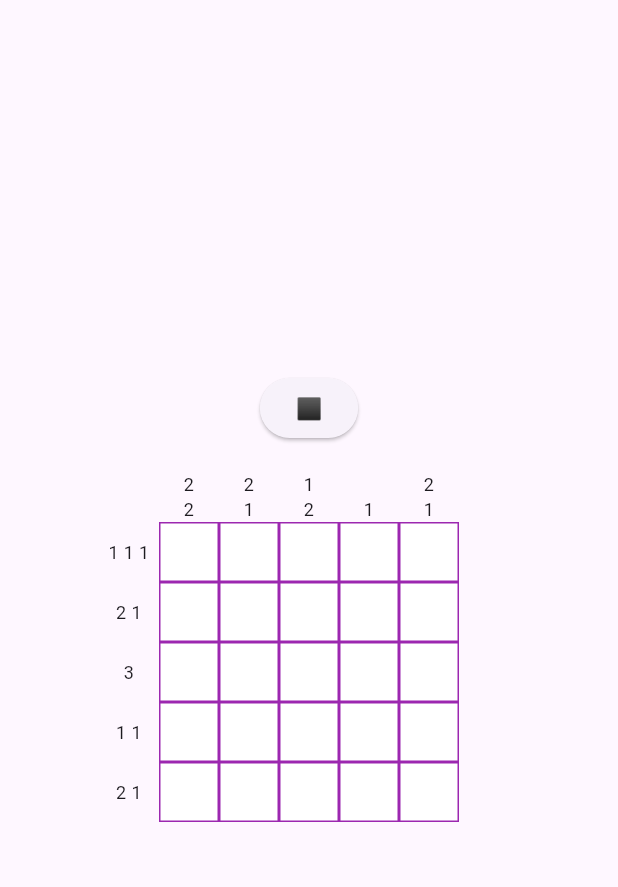
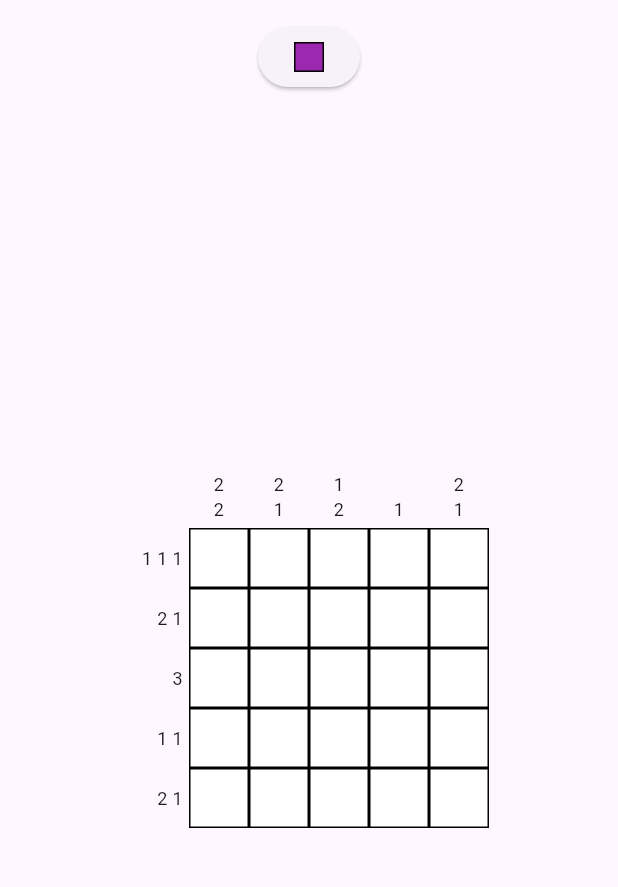
Before and after one commit to CristhianLeonMolina/picross-app, a Flutter app: the screen it shows after launch, after a tap on an icon or button, on a phone screen of 412 x 824 dp, the part 63-950 px from its top. Run offline on Flutter 3.47's test engine with Material 3 defaults, Android fonts, the phone set to English and light mode, and no system bars.

Commit message:
las partidas se pueden ampliar y mover, y estan centradas

```diff
--- a/picross_app/lib/screens/game_screen.dart
+++ b/picross_app/lib/screens/game_screen.dart
@@ -5,44 +5,81 @@ import '../widgets/picross_grid.dart';
 
 class GameScreen extends StatelessWidget {
   final List<List<int>> solution;
-  final GameState gameState;
 
-  const GameScreen({
-    super.key,
-    required this.solution,
-    required this.gameState,
-  });
+  const GameScreen({super.key, required this.solution});
 
   @override
   Widget build(BuildContext context) {
+    final gameState = Provider.of<GameState>(context); // ✅ Usamos el Provider aquí
+    //final int size = solution.length;
+
     return Scaffold(
       appBar: AppBar(title: const Text('Picross')),
-      body: Center( // Centra todo el contenido
-        child: Consumer<GameState>(
-          builder: (context, gameState, _) {
+      body: LayoutBuilder(
+        builder: (context, constraints) {
+          // Calcula la escala para que el tablero quepa en la pantalla
+          final int size = solution.length;
+          final double maxWidth = constraints.maxWidth - 40;
+          final double boardWidth = (size + 1) * 40.0;
+
+          double scaleFactor = 1.0;
+          if (boardWidth > 0 && maxWidth > 0 && boardWidth > maxWidth) {
+            scaleFactor = maxWidth / boardWidth;
+          }
+
+          // print('size: $size');
+          // print('maxWidth: $maxWidth');
+          // print('boardWidth: $boardWidth');
+          // print('scaleFactor: $scaleFactor');
+
           return Column(
-              mainAxisSize: MainAxisSize.min, // solo ocupa lo necesario
             mainAxisAlignment: MainAxisAlignment.center,
             children: [
-                // Botón de cambio de modo
-                ElevatedButton(
+              // Botón de modo (sin cambios)
+              Consumer<GameState>(
+                builder: (context, gameState, _) {
+                  return ElevatedButton(
                     onPressed: () => gameState.toggleMode(),
-                  child: Text(
-                    gameState.mode == InteractionMode.fill
-                        ? '⬛'
-                        : '❌',
+                    child: Row(
+                      mainAxisSize: MainAxisSize.min,
+                      children: [
+                        Container(
+                          width: 20,
+                          height: 20,
+                          decoration: BoxDecoration(
+                            color: gameState.mode == InteractionMode.fill
+                                ? Colors.purple
+                                : Colors.grey,
+                            border: Border.all(color: Colors.black),
                           ),
                         ),
-                const SizedBox(height: 12),
+                      ],
+                    ),
+                  );
+                },
+              ),
+              const SizedBox(height: 20),
 
-                // Tablero Picross centrado
-                Transform.translate(
-                  offset: const Offset(-20, 0),
-                  child: Align(
-                    alignment: Alignment.center,
+              // Tablero interactivo con escala por defecto
+              Expanded(
+                child: Center(
+                  child: SizedBox(
+                    width: boardWidth * scaleFactor,
+                    height: boardWidth * scaleFactor,
+                    child: InteractiveViewer(
+                      boundaryMargin: const EdgeInsets.all(20),
+                      minScale: 0.5,
+                      maxScale: 3.0,
+                      constrained: false,
+                      child: Transform.scale(
+                        scale: scaleFactor,
+                        alignment: Alignment.topLeft,
                         child: PicrossGrid(
                           solution: solution,
                           gameState: gameState,
+                        ),
+                      ),
+                    ),
                   ),
                 ),
               ),
@@ -50,7 +87,6 @@ class GameScreen extends StatelessWidget {
           );
         },
       ),
-      ),
     );
   }
 }
--- a/picross_app/lib/screens/home_screen.dart
+++ b/picross_app/lib/screens/home_screen.dart
@@ -8,21 +8,17 @@ class HomeScreen extends StatelessWidget {
   const HomeScreen({super.key});
 
   void navigateToGame(BuildContext context, int size) {
-  final solution = generateSolution(size);
-  final gameState = GameState(size);
 
   Navigator.push(
   context,
   MaterialPageRoute(
-      builder: (context) => ChangeNotifierProvider.value(
-        value: gameState,
-        child: GameScreen(
-          solution: solution,
-          gameState: gameState,
-        ),
+    builder: (context) => ChangeNotifierProvider(
+      create: (_) => GameState(size),
+      child: GameScreen(solution: generateSolution(size)),
     ),
   ),
 );
+
 }
 
 
@@ -35,7 +31,14 @@ class HomeScreen extends StatelessWidget {
           mainAxisSize: MainAxisSize.min,
           children: [
             for (var size in [5, 10, 15, 20])
+              size==5 ?
                 Padding(
+                  padding: const EdgeInsets.all(8.0),
+                  child: ElevatedButton(
+                    onPressed: () => navigateToGame(context, size),
+                    child: Text(' Partida $size x $size '),
+                  ),
+                ) : Padding(
                   padding: const EdgeInsets.all(8.0),
                   child: ElevatedButton(
                     onPressed: () => navigateToGame(context, size),
--- a/picross_app/lib/utils/solution.dart
+++ b/picross_app/lib/utils/solution.dart
@@ -2,6 +2,10 @@ import 'dart:math';
 
 /// Genera una solución aleatoria de Picross de tamaño [size] x [size].
 List<List<int>> generateSolution(int size) {
+  if (size < 1)
+  {
+    size = 1;
+  }
   final random = Random();
   return List.generate(size, (_) {
     return List.generate(size, (_) => random.nextBool() ? 1 : 0);
--- a/picross_app/lib/widgets/grid_cell.dart
+++ b/picross_app/lib/widgets/grid_cell.dart
@@ -34,11 +34,11 @@ class GridCell extends StatelessWidget {
           style: TextStyle(color: Colors.red, fontWeight: FontWeight.bold),
         );
       } else {
-        backgroundColor = Colors.black;
+        backgroundColor = Colors.purple;
       }
     } else if (state == CellState.marked) {
       if (isWrongMarked) {
-        backgroundColor = Colors.black; // Fondo gris si marcado mal
+        backgroundColor = Colors.purple; // Fondo gris si marcado mal
         content = const Text(
           'X',
           style: TextStyle(color: Colors.red, fontWeight: FontWeight.bold),
@@ -59,7 +59,7 @@ class GridCell extends StatelessWidget {
         height: 40,
         decoration: BoxDecoration(
           color: backgroundColor,
-          border: Border.all(color: Colors.purple),
+          border: Border.all(color: Colors.black),
         ),
         alignment: Alignment.center,
         child: content,
--- a/picross_app/lib/widgets/picross_grid.dart
+++ b/picross_app/lib/widgets/picross_grid.dart
@@ -32,16 +32,19 @@ class PicrossGrid extends StatelessWidget {
             // Guía de columnas (pueden salir hacia arriba)
             if (row == 0 && col > 0) {
               return Container(
-                alignment: Alignment.bottomCenter,
+                alignment: Alignment.center,
                 height: 40,
                 color: Colors.transparent,
+                child : Padding(
+                  padding: const EdgeInsets.only(bottom: 4.0),
                   child: OverflowBox(
-                  maxHeight: 80,
+                    maxHeight: 180,
                     alignment: Alignment.bottomCenter,
                     child: Text(
                       colHints[col - 1].join('\n'),
                       textAlign: TextAlign.center,
                       style: const TextStyle(fontSize: 12),
+                    ),
                   ),
                 ),
               );
@@ -53,13 +56,16 @@ class PicrossGrid extends StatelessWidget {
                 alignment: Alignment.center,
                 height: 40,
                 color: Colors.transparent,
+                child : Padding(
+                  padding: const EdgeInsets.only(right: 4.0),
                   child: OverflowBox(
-                  maxWidth: 100,
-                  alignment: Alignment.center,
+                    maxWidth: 200,
+                    alignment: Alignment.centerRight,
                     child: Text(
                       rowHints[row - 1].join(' '),
                       textAlign: TextAlign.right,
                       style: const TextStyle(fontSize: 12),
+                    ),
                   ),
                 ),
               );
```
Lines whose indentation alone changed are shown as unchanged.
